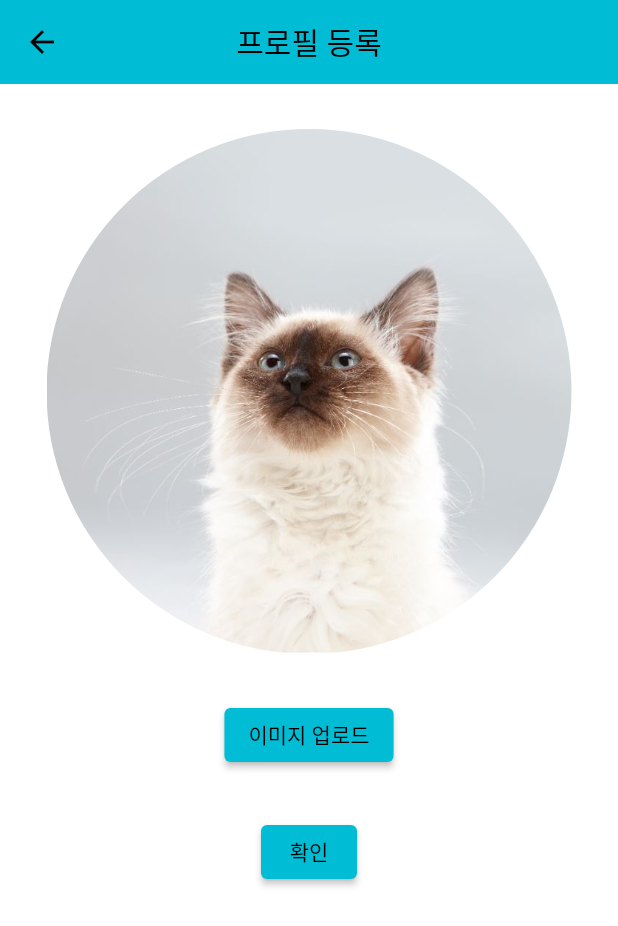
After one commit to gestgest/snsProject, a Flutter app: the SignUpScreen screen opened directly, after a tap on "가입 완료", on a phone screen of 412 x 824 dp. The commit adds this screen. Shown: the top 926 px of the screen. Run offline on Flutter 3.47's test engine with Material 2 defaults, Android fonts, the phone set to English and light mode, and no system bars; our stand-ins replace image_picker, shared_preferences; accounts and stored records are empty.

Commit message:
회원가입+로그인+프로필 입니다
화이팅

```diff
--- /dev/null
+++ b/lib/Screen/ProfileScreen.dart
@@ -0,0 +1,72 @@
+import 'dart:io';
+
+import 'package:flutter/material.dart';
+import 'package:image_picker/image_picker.dart';
+
+class ProfileScreen extends StatefulWidget {
+  const ProfileScreen({Key? key}) : super(key: key);
+
+  @override
+  State<ProfileScreen> createState() => _ProfileScreenState();
+}
+
+class _ProfileScreenState extends State<ProfileScreen> {
+
+  final ImagePicker _picker = ImagePicker();
+  XFile? thumbnailXfild;
+
+  void update() => setState(() {});
+
+  Widget _avatar(){
+    return Column(
+      children: [
+        ClipRRect(
+          borderRadius: BorderRadius.circular(300),
+          child: SizedBox(
+            width: 350,
+            height: 350,
+            child: thumbnailXfild!=null
+                ? Image.file(
+                File(thumbnailXfild!.path),
+                fit: BoxFit.cover,
+            )
+            : Image.asset('res/img/image2.jpg',
+                fit: BoxFit.cover),
+          ),
+        ),
+        const SizedBox(height: 30),
+        ElevatedButton(onPressed: () async{
+          thumbnailXfild = await _picker.pickImage(
+              source: ImageSource.gallery,imageQuality: 100);
+          update();
+          }, child: Text('이미지 업로드'),
+        ),
+        const SizedBox(height: 30),
+        ElevatedButton(onPressed: (){},  // 확인 누를 시 회원가입 입력 정보, 프로필 정보 받아가기
+            child: Text('확인'),
+        ),
+      ],
+    );
+  }
+
+  @override
+  Widget build(BuildContext context) {
+    return Scaffold(
+      backgroundColor: Colors.white,
+      appBar: AppBar(
+        elevation: 0,
+        centerTitle: true,
+        title: const Text('프로필 등록')
+      ),
+      body: SingleChildScrollView(
+        child: Column(
+          crossAxisAlignment: CrossAxisAlignment.stretch,
+          children: [
+            const SizedBox(height: 30),
+            _avatar(),
+          ],
+        ),
+      ),
+    );
+  }
+}
--- a/lib/Screen/SignUpScreen.dart
+++ b/lib/Screen/SignUpScreen.dart
@@ -1,9 +1,58 @@
+import 'package:snsproject/Screen/ProfileScreen.dart';
 import 'package:flutter/material.dart';
+import 'ProfileScreen.dart';
+import 'custom_text_form_field.dart';
+import 'package:image_picker/image_picker.dart';
+import 'package:shared_preferences/shared_preferences.dart';
+import 'dart:io';
 
-class SignUpScreen extends StatelessWidget{
+class SignUpScreen extends StatefulWidget{
+
   @override
+  State<SignUpScreen> createState() => _SignUpScreenState();
+}
+
+class _SignUpScreenState extends State<SignUpScreen> {
+  @override
+
   Widget build(BuildContext context) {
-    return Container();
+    return Scaffold(
+        backgroundColor: Colors.white,
+        appBar: AppBar(
+            elevation: 0,
+            centerTitle: true,
+            title: const Text('회원 등록')
+        ),
+        body: Padding(
+            padding: const EdgeInsets.all(18.0),
+            child: ListView(
+              children: [
+                SizedBox(height:70),
+                CustomTextFormField(hint: "사용하실 닉네임을 입력"), // 텍스트 폼
+                CustomTextFormField(hint: "사용하실 이메일을 입력"),
+                CustomTextFormField(hint: "사용하실 비밀번호를 입력"),
+                CustomTextFormField(hint: "사용하실 비밀번호를 재 입력"),
+                Padding(
+                  padding: const EdgeInsets.all(20.0),
+                  child: ElevatedButton(
+                    style: ElevatedButton.styleFrom(
+                      minimumSize: Size(200 , 50),
+                      shape: RoundedRectangleBorder(
+                        borderRadius: BorderRadius.circular(100),
+                      )
+                    ),
+                      onPressed: (){
+                        Navigator.push(context, MaterialPageRoute(
+                            builder: (context) => ProfileScreen()
+                        )); // 우선 pop으로 다시 두번째페이지(회원가입)에서 다시 첫페이지(로그인페이지)로 이동 시키는걸로 해두었음
+                      },
+                      child: Text("가입 완료")),
+                )
+              ],
+            )
+        )
+    );
   }
+}
 
-}
+// 회원가입 페이지 닉네임 입력 위 쪽에 프로필 등록 구현 필요
--- /dev/null
+++ b/lib/Screen/custom_text_form_field.dart
@@ -0,0 +1,33 @@
+import 'package:flutter/material.dart';
+
+class CustomTextFormField extends StatelessWidget {
+
+  final String hint;
+
+  const CustomTextFormField({required this.hint});
+
+  @override
+  Widget build(BuildContext context) {
+    return Padding(
+      padding: const EdgeInsets.symmetric(vertical: 8),
+      child: TextFormField(
+        obscureText: hint == "비밀번호를 입력하세요." ? true : false,
+        decoration: InputDecoration(
+            hintText: "$hint",
+            enabledBorder: OutlineInputBorder(
+                borderRadius: BorderRadius.circular(20)
+            ),
+            focusedBorder: OutlineInputBorder(
+                borderRadius: BorderRadius.circular(20)
+            ),
+            errorBorder: OutlineInputBorder(
+                borderRadius: BorderRadius.circular(20)
+            ),
+            focusedErrorBorder: OutlineInputBorder(
+                borderRadius: BorderRadius.circular(20)
+            )
+        ),
+      ),
+    );
+  }
+}
--- a/pubspec.yaml
+++ b/pubspec.yaml
@@ -38,6 +38,7 @@ dependencies:
   # Use with the CupertinoIcons class for iOS style icons.
   cupertino_icons: ^1.0.2
   path_provider: ^2.0.11
+  shared_preferences: ^2.0.15
 
 dev_dependencies:
   flutter_test:
```
Also changed, not shown: lib/Screen/LoginScreen.dart (+35 -2 lines), lib/Screen/custom_elevated_button.dart (added, +24 -0 lines), pubspec.lock, res/img/image2.jpg (added), 2 other files.
